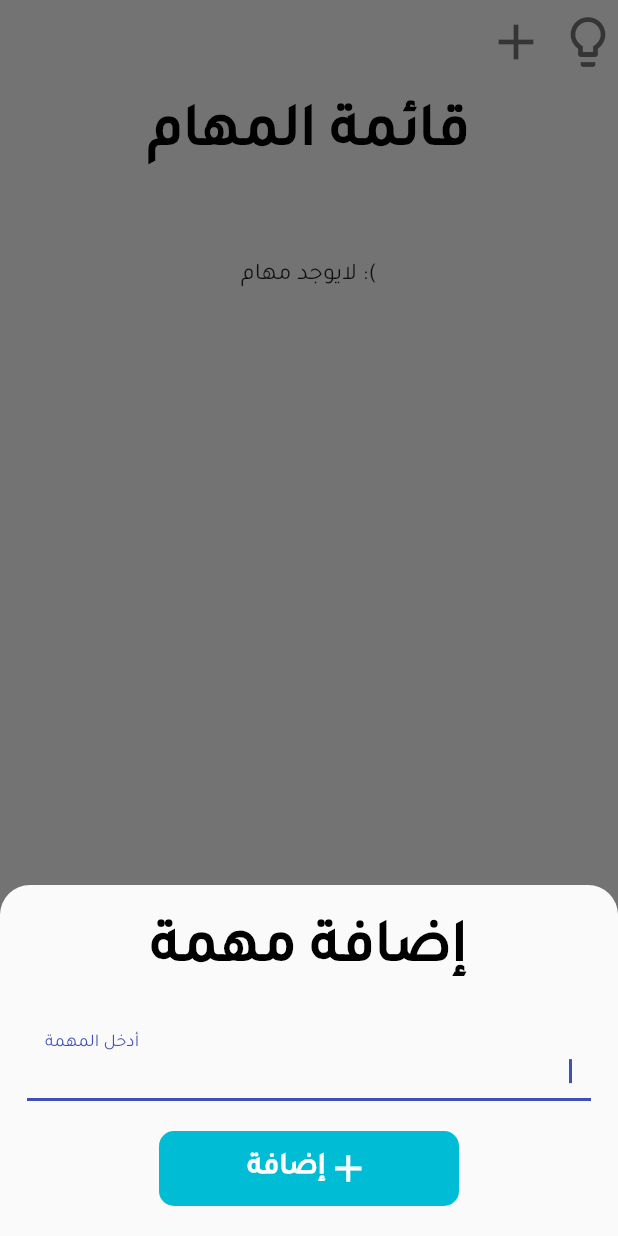
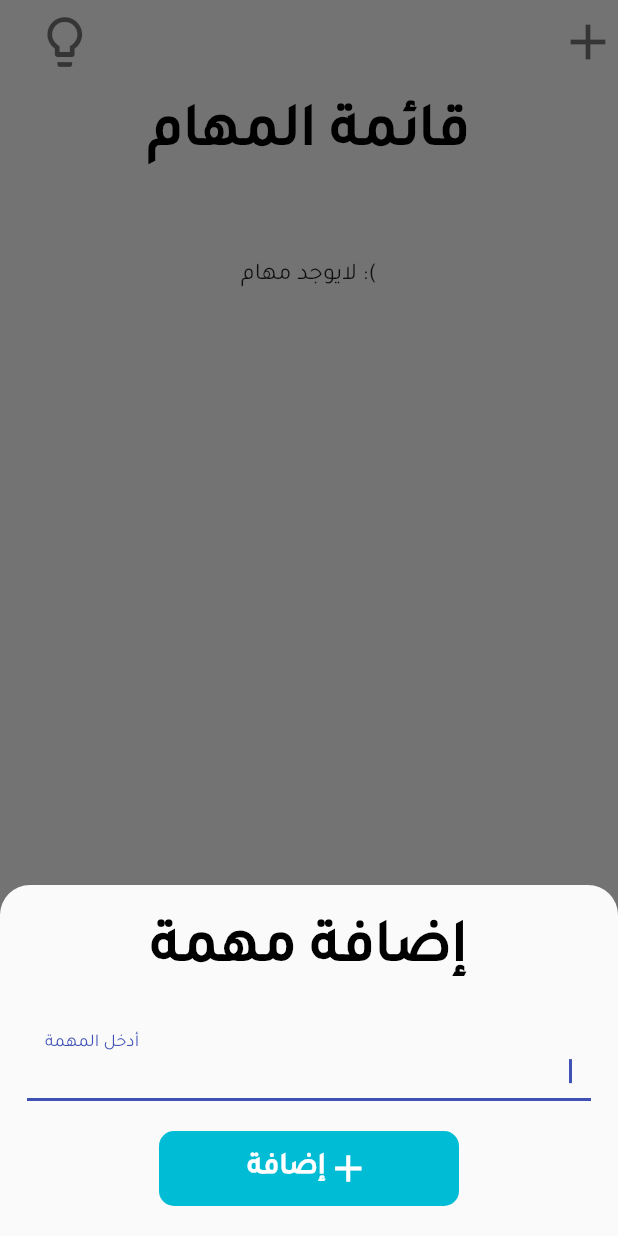
Before and after one commit to AzAlharbi/todo_list, a Flutter app: the screen it shows after launch, after a tap on the "add" icon, on a phone screen of 412 x 824 dp. Run offline on Flutter 3.47's test engine with Material 2 defaults, Android fonts, the phone set to English and light mode, and no system bars; drawn by our look-alikes of curved_navigation_bar; our stand-ins replace dynamic_theme, sqflite; missing offline and left inert: dart:ffi; accounts and stored records are empty.

Commit message:
bug fixed

```diff
--- a/lib/screens/done.dart
+++ b/lib/screens/done.dart
@@ -1,3 +1,5 @@
+import 'dart:ffi';
+
 import 'package:dynamic_theme/dynamic_theme.dart';
 import 'package:flutter/material.dart';
 import '../components/globals.dart' as globals;
@@ -60,8 +62,10 @@ class _DoneState extends State<Done> {
       body: Container(
         color: Theme.of(context).canvasColor,
         padding: EdgeInsets.only(top: 10, bottom: 10),
+        width: double.infinity,
         child: Column(
           crossAxisAlignment: CrossAxisAlignment.center,
+          mainAxisAlignment: MainAxisAlignment.center,
           children: [
             Text(
               'المهام المكتملة',
--- a/lib/screens/home_screen.dart
+++ b/lib/screens/home_screen.dart
@@ -19,6 +19,7 @@ class _HomeScreenState extends State<HomeScreen> {
     TodoList(),
     Done(),
   ];
+
   void initState() {
     super.initState();
     TodoProvider().init();
@@ -40,11 +41,27 @@ class _HomeScreenState extends State<HomeScreen> {
           brightness: Theme.of(context).brightness == Brightness.light
               ? Brightness.light
               : Brightness.dark,
-          centerTitle: false,
+          centerTitle: true,
           backgroundColor: Theme.of(context).canvasColor,
           elevation: 0,
           actions: <Widget>[
             IconButton(
+              icon: Icon(
+                Icons.lightbulb_outline,
+                color: (Theme.of(context).brightness == Brightness.light)
+                    ? Colors.black54
+                    : Colors.white,
+                size: 40,
+              ),
+              onPressed: () {
+                changeBrightness();
+              },
+            ),
+            SizedBox(
+              width: (MediaQuery.of(context).size.width * .73),
+            ),
+            _page == 0
+                ? IconButton(
                     icon: Icon(
                       Icons.add,
                       color: (Theme.of(context).brightness == Brightness.light)
@@ -56,19 +73,20 @@ class _HomeScreenState extends State<HomeScreen> {
                       // Navigator.of(context).pushNamed('/second');
                       _addNewToDo();
                     },
-            ),
-            IconButton(
+                  )
+                : IconButton(
                     icon: Icon(
-                Icons.lightbulb_outline,
+                      Icons.delete_outline,
                       color: (Theme.of(context).brightness == Brightness.light)
                           ? Colors.black54
                           : Colors.white,
                       size: 40,
                     ),
                     onPressed: () {
-                changeBrightness();
+                      TodoProvider().deleteDone();
+                      (context as Element).reassemble();
                     },
-            )
+                  ),
           ],
         ),
         bottomNavigationBar: CurvedNavigationBar(
@@ -80,14 +98,6 @@ class _HomeScreenState extends State<HomeScreen> {
           items: <Widget>[
             Icon(Icons.list, size: 30, color: Colors.white),
             Icon(Icons.done, size: 30, color: Colors.white),
-
-            // Icon(
-            //   Icons.add,
-            //   size: 30,
-            //   color: (Theme.of(context).brightness == Brightness.light)
-            //       ? Colors.white
-            //       : Colors.black,
-            // ),
           ],
           onTap: (index) {
             setState(() {
--- a/lib/screens/toDoList.dart
+++ b/lib/screens/toDoList.dart
@@ -46,6 +46,7 @@ class _TodoListState extends State<TodoList> {
     return Container(
       color: Theme.of(context).canvasColor,
       padding: EdgeInsets.only(top: 10, bottom: 10),
+      width: double.infinity,
       child: Column(
         crossAxisAlignment: CrossAxisAlignment.center,
         children: [
```
Also changed, not shown: lib/Service/db.dart (+5 -3 lines). Lines whose indentation alone changed are shown as unchanged.
